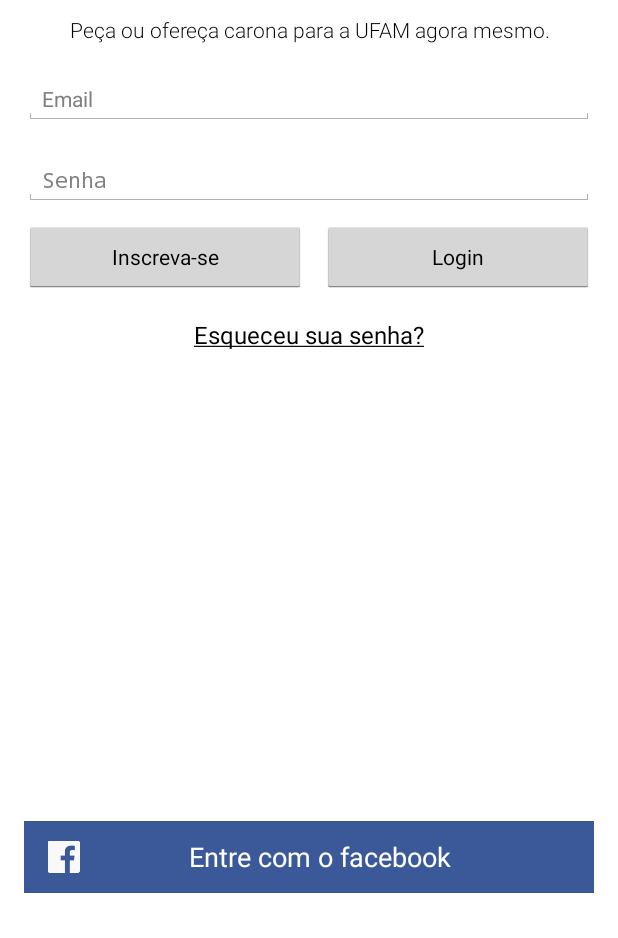
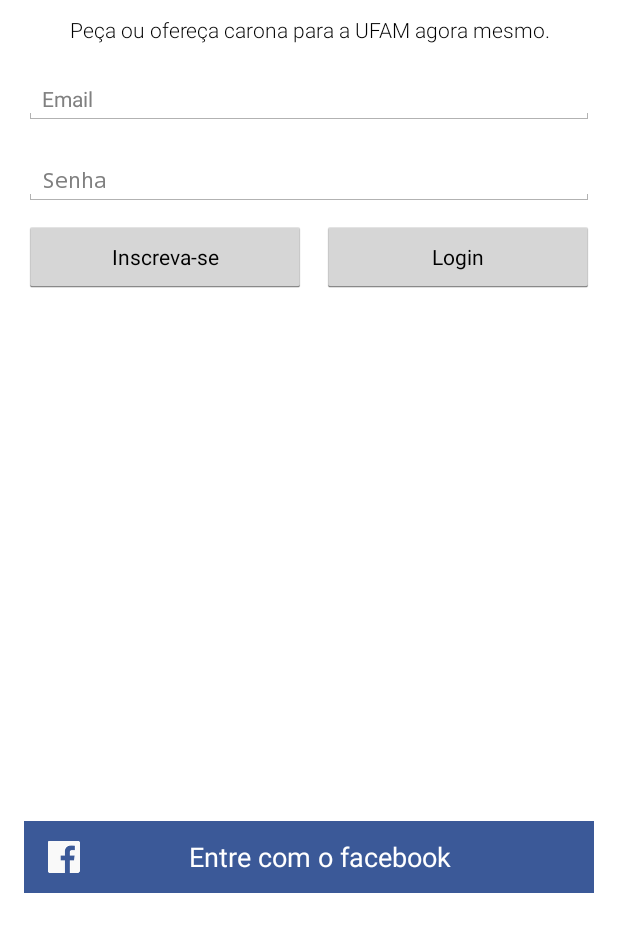
Before and after one commit to andrewcpacifico/vamojunto, an Android app: the layout activity_login.xml on its own in the app's theme, with its tools: preview values and no code run, on a phone screen of 412 x 824 dp, the part 298-1236 px from its top. Run offline under Robolectric (Android 15) with nearby library versions, the phone set to English and light mode, and no system bars.

Commit message:
Botão de recuperação de senha ocultado. Funcionalidade será implementada em outro momento.

```diff
--- a/app/src/main/java/co/vamojunto/LoginActivity.java
+++ b/app/src/main/java/co/vamojunto/LoginActivity.java
@@ -32,8 +32,12 @@ import com.parse.LogInCallback;
 import com.parse.ParseException;
 import com.parse.ParseFacebookUtils;
 import com.parse.ParseUser;
+import com.parse.RequestPasswordResetCallback;
 
 import java.util.Arrays;
+
+import bolts.Continuation;
+import bolts.Task;
 
 
 /**
@@ -161,6 +165,7 @@ public class LoginActivity extends Activity implements Validator.ValidationListe
                                     String userEmail = (String) graphUser.getProperty("email");
 
                                     user.setEmail(userEmail);
+                                    user.setUsername(userEmail);
                                     user.saveInBackground();
                                 }
                             }
--- a/app/src/main/res/layout/activity_login.xml
+++ b/app/src/main/res/layout/activity_login.xml
@@ -110,7 +110,8 @@
         android:layout_marginBottom="@dimen/login_small_vertical_spacing"
         android:text="@string/forgot_password_button_label"
         android:layout_below="@+id/botoes_panel"
-        android:layout_centerHorizontal="true"/>
+        android:layout_centerHorizontal="true"
+        android:visibility="invisible" />
 
 
     <Button
```
